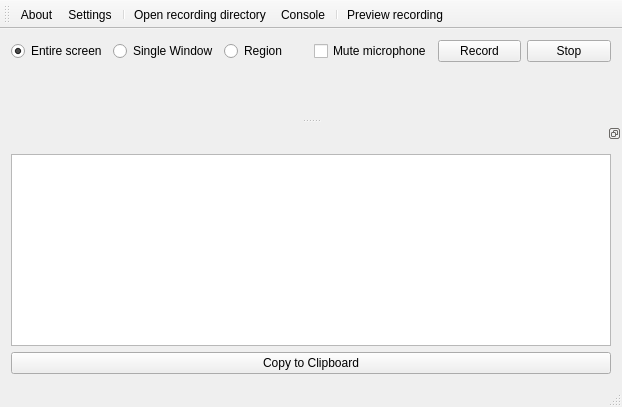
First picture: the form in src/mainwindow.ui, repository froksen/FDesktopRecorder, before the edit.
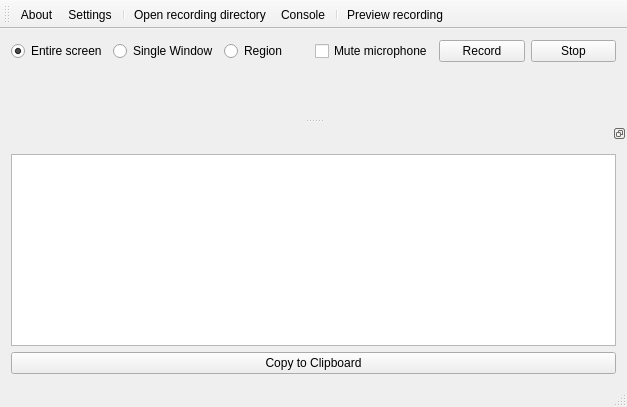
Second picture: the form after the edit. Icons and pictures are not drawn.

Patch:
```diff
--- a/src/mainwindow.ui
+++ b/src/mainwindow.ui
@@ -6,7 +6,7 @@
    <rect>
     <x>0</x>
     <y>0</y>
-    <width>622</width>
+    <width>627</width>
     <height>407</height>
    </rect>
   </property>
```
Left out of the diff: 54 changed lines with no effect on the pictures.
